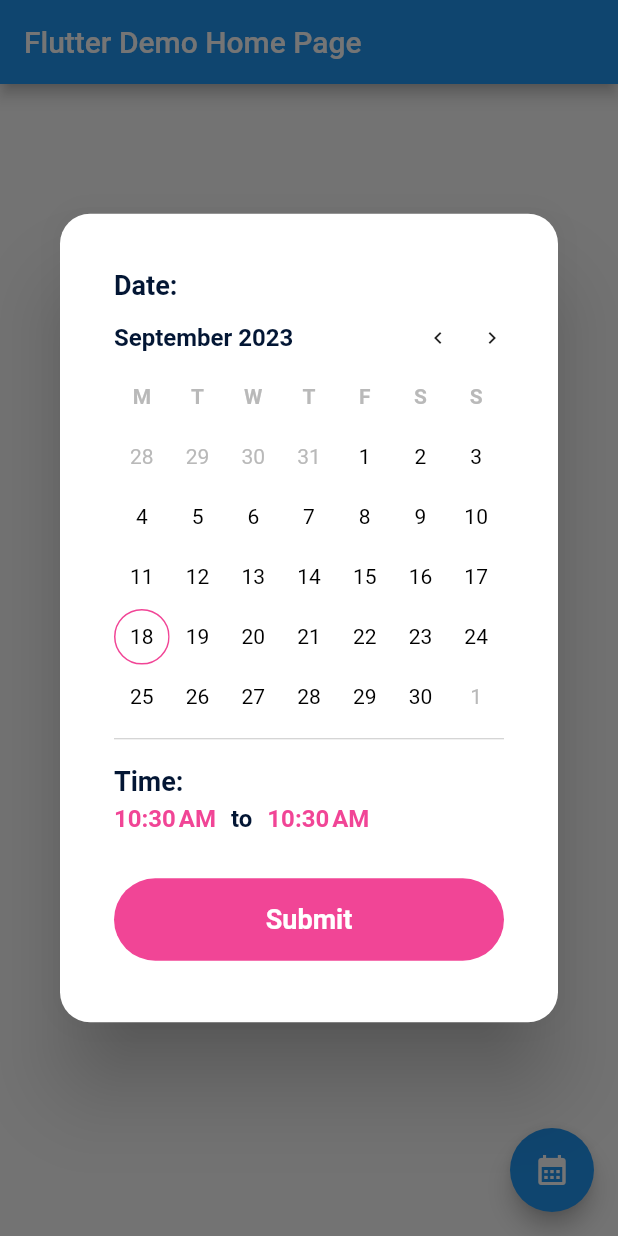
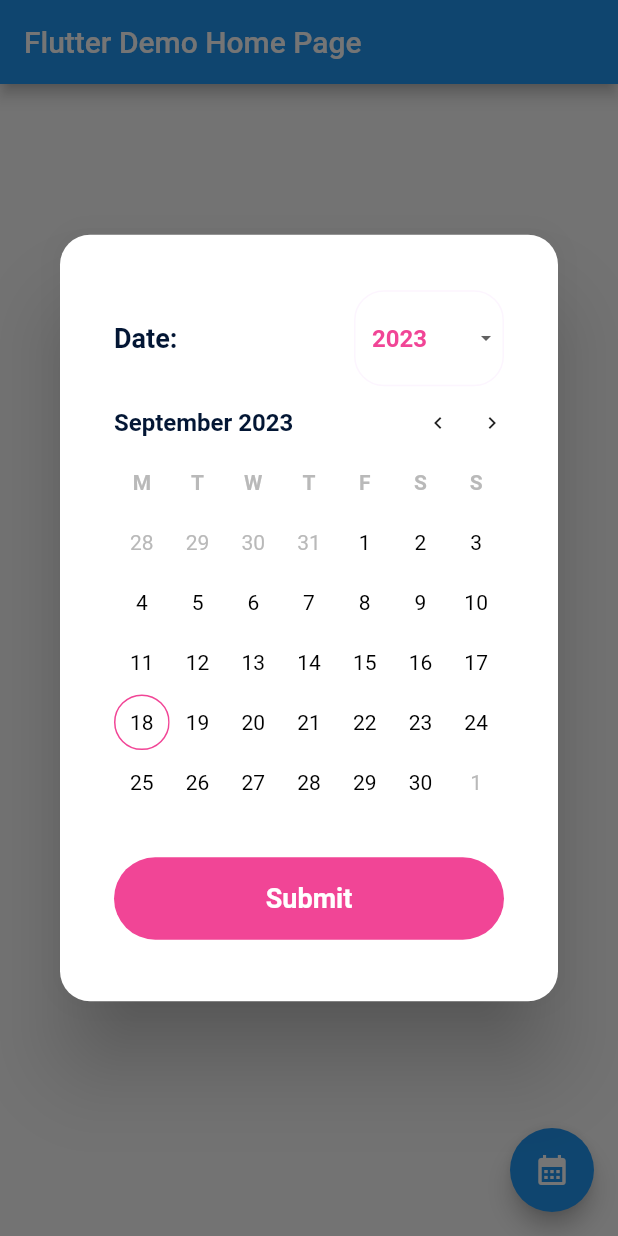
Before and after one commit to FtADev/Date-Picker, a Flutter app: the screen it shows after launch, after a tap on the "calendar month" icon, on a phone screen of 412 x 824 dp. Run offline on Flutter 3.47's test engine with Material 2 defaults, Android fonts, the phone set to English and light mode, and no system bars; our stand-ins replace flutter_riverpod.

Commit message:
Change drop down icon

```diff
--- a/lib/main.dart
+++ b/lib/main.dart
@@ -59,7 +59,8 @@ class _MyHomePageState extends State<MyHomePage> {
         builder: (_) => MyDatePickerDialog(
               initialDate: DateTime.now(),
               showRange: true,
-              showTime: true,
+              showTime: false,
+              showYear: true,
               onSubmitTap: (_) {
                 Navigator.of(context).pop();
               },
--- a/lib/widgets/drop_down_widget.dart
+++ b/lib/widgets/drop_down_widget.dart
@@ -45,10 +45,7 @@ class PetDropDownWidget<T> extends StatelessWidget {
         style: hintStyle ?? Styles.s18w7b,
       ),
       value: value,
-      icon: Image.asset(
-        "assets/icons/arrow-bottom.png",
-        height: 10,
-      ),
+      icon: Icon(Icons.arrow_drop_down_outlined, size: 16,),
       isExpanded: true,
       // itemHeight: 48,
       // iconSize: 16,
```
